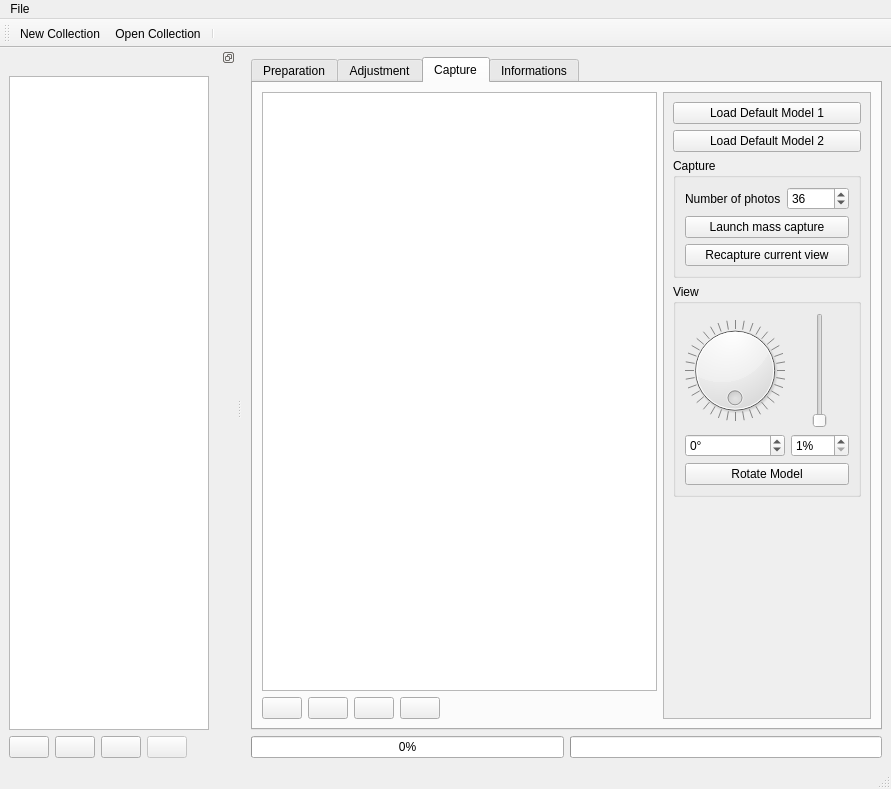
The window that pc/master/mainwindow.ui (plule/pfe-costumes) describes before a commit, drawn with Qt 5.
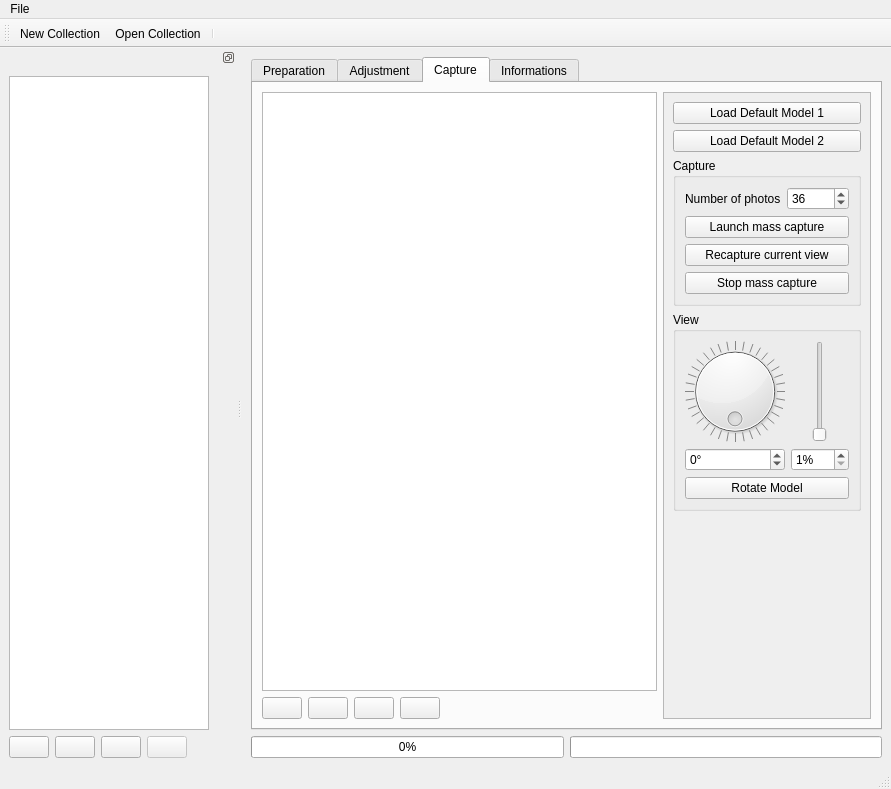
The same window after the commit. Icons and pictures are not drawn. Custom widgets are drawn as their Qt base class.

The edit to the form file:
```diff
--- a/pc/master/mainwindow.ui
+++ b/pc/master/mainwindow.ui
@@ -247,7 +247,7 @@
               <rect>
                <x>0</x>
                <y>0</y>
-               <width>246</width>
+               <width>224</width>
                <height>586</height>
               </rect>
              </property>
@@ -310,6 +310,13 @@
                    </property>
                   </widget>
                  </item>
+                 <item>
+                  <widget class="QPushButton" name="pushButton">
+                   <property name="text">
+                    <string>Stop mass capture</string>
+                   </property>
+                  </widget>
+                 </item>
                 </layout>
                </widget>
               </item>
```
